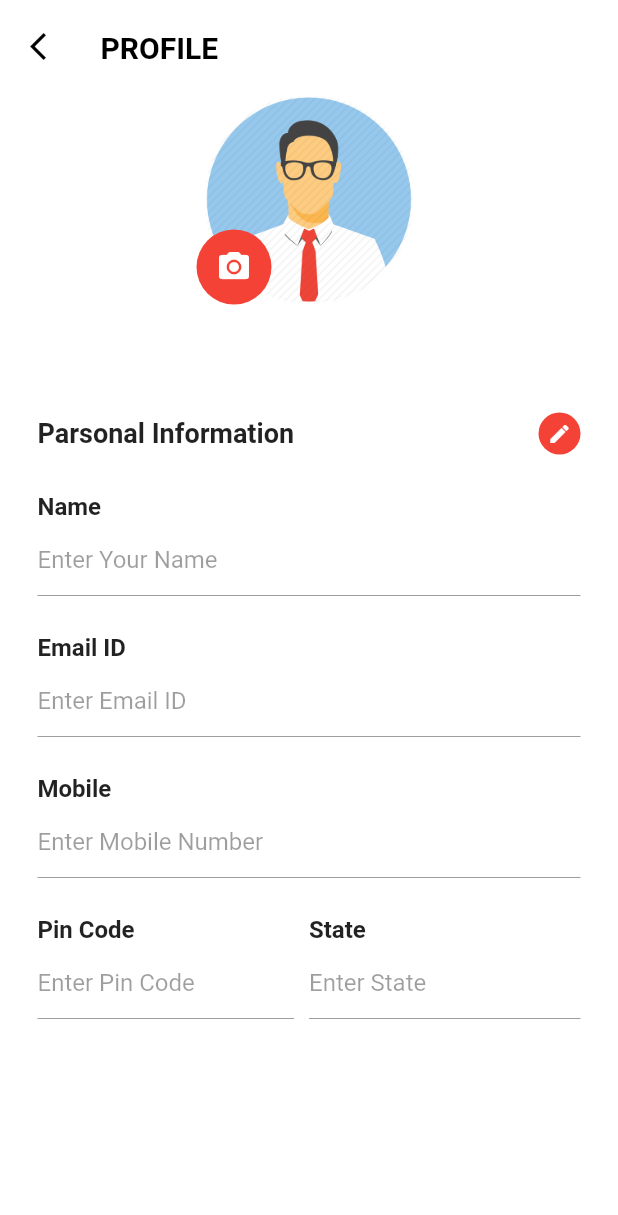
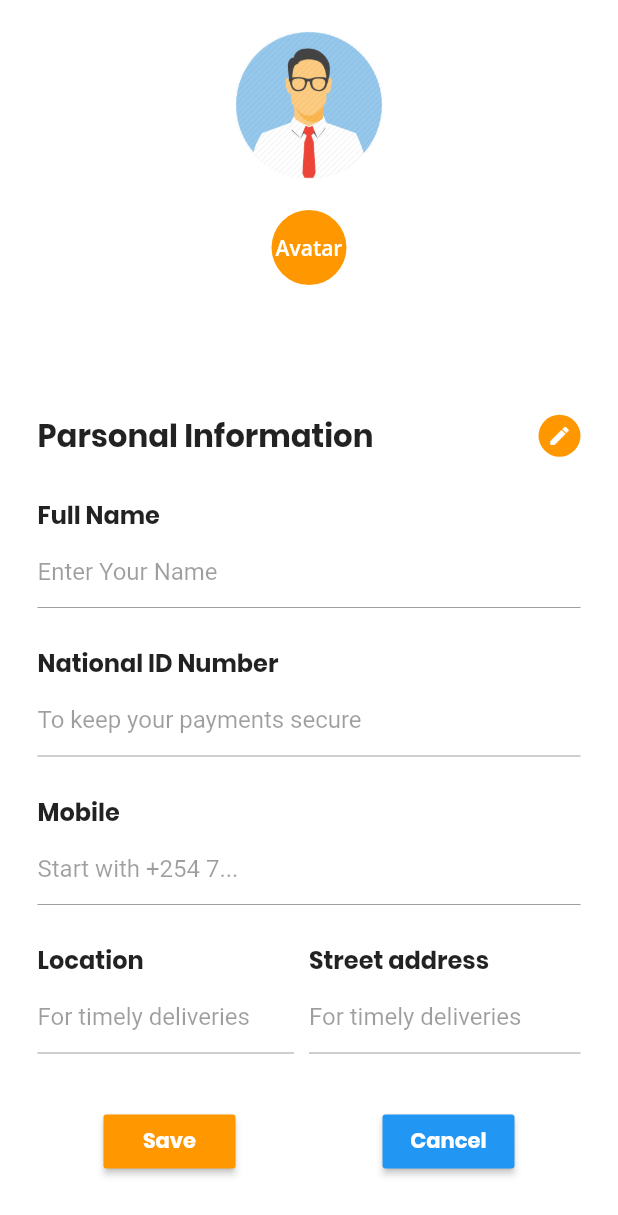
Before and after one commit to Abdi-Adan/LiteCart, a Flutter app: the ProfilePage screen opened directly, on a phone screen of 412 x 824 dp. Shown: the top 1215 px of the screen. Run offline on Flutter 3.47's test engine with Material 2 defaults, Android fonts, the phone set to English and light mode, and no system bars; our stand-ins replace google_fonts; Roboto replaces fonts that are missing (sans-serif-light).

Commit message:
debug init=>home

```diff
--- a/lib/init/profile/ProfilePage.dart
+++ b/lib/init/ProfilePage.dart
@@ -1,5 +1,6 @@
 import 'package:flutter/material.dart';
 import 'package:flutter/cupertino.dart';
+import 'package:lite_cart/init/onboarding/constants/constants.dart';
 
 class ProfilePage extends StatefulWidget {
   @override
@@ -20,7 +21,7 @@ class ProfilePageState extends State<ProfilePage>
   @override
   Widget build(BuildContext context) {
     return new Scaffold(
-        body: new Container(
+        body: Container(
       color: Colors.white,
       child: new ListView(
         children: <Widget>[
@@ -32,27 +33,6 @@ class ProfilePageState extends State<ProfilePage>
                 child: new Column(
                   children: <Widget>[
                     Padding(
-                        padding: EdgeInsets.only(left: 20.0, top: 20.0),
-                        child: new Row(
-                          crossAxisAlignment: CrossAxisAlignment.start,
-                          children: <Widget>[
-                            new Icon(
-                              Icons.arrow_back_ios,
-                              color: Colors.black,
-                              size: 22.0,
-                            ),
-                            Padding(
-                              padding: EdgeInsets.only(left: 25.0),
-                              child: new Text('PROFILE',
-                                  style: TextStyle(
-                                      fontWeight: FontWeight.bold,
-                                      fontSize: 20.0,
-                                      fontFamily: 'sans-serif-light',
-                                      color: Colors.black)),
-                            )
-                          ],
-                        )),
-                    Padding(
                       padding: EdgeInsets.only(top: 20.0),
                       child: new Stack(fit: StackFit.loose, children: <Widget>[
                         new Row(
@@ -60,8 +40,8 @@ class ProfilePageState extends State<ProfilePage>
                           mainAxisAlignment: MainAxisAlignment.center,
                           children: <Widget>[
                             new Container(
-                                width: 140.0,
-                                height: 140.0,
+                                width: 100.0,
+                                height: 100.0,
                                 decoration: new BoxDecoration(
                                   shape: BoxShape.circle,
                                   image: new DecorationImage(
@@ -73,16 +53,21 @@ class ProfilePageState extends State<ProfilePage>
                           ],
                         ),
                         Padding(
-                            padding: EdgeInsets.only(top: 90.0, right: 100.0),
+                            padding: EdgeInsets.only(top: 120.0),
                             child: new Row(
                               mainAxisAlignment: MainAxisAlignment.center,
                               children: <Widget>[
                                 new CircleAvatar(
-                                  backgroundColor: Colors.red,
+                                  backgroundColor: Colors.orange,
                                   radius: 25.0,
-                                  child: new Icon(
-                                    Icons.camera_alt,
+                                  child: Text(
+                                    'Avatar',
+                                    style: TextStyle(
                                       color: Colors.white,
+                                      fontFamily: Constants.OPEN_SANS,
+                                      fontWeight: FontWeight.w600,
+                                      fontSize: 14.0,
+                                    ),
                                   ),
                                 )
                               ],
@@ -114,8 +99,10 @@ class ProfilePageState extends State<ProfilePage>
                                   new Text(
                                     'Parsonal Information',
                                     style: TextStyle(
-                                        fontSize: 18.0,
-                                        fontWeight: FontWeight.bold),
+                                      fontFamily: Constants.POPPINS,
+                                      fontWeight: FontWeight.w700,
+                                      fontSize: 20.5,
+                                    ),
                                   ),
                                 ],
                               ),
@@ -139,10 +126,12 @@ class ProfilePageState extends State<ProfilePage>
                                 mainAxisSize: MainAxisSize.min,
                                 children: <Widget>[
                                   new Text(
-                                    'Name',
+                                    'Full Name',
                                     style: TextStyle(
                                       fontSize: 16.0,
-                                        fontWeight: FontWeight.bold),
+                                      fontFamily: Constants.POPPINS,
+                                      fontWeight: FontWeight.w700,
+                                    ),
                                   ),
                                 ],
                               ),
@@ -161,7 +150,6 @@ class ProfilePageState extends State<ProfilePage>
                                   ),
                                   enabled: !_status,
                                   autofocus: !_status,
-
                                 ),
                               ),
                             ],
@@ -177,10 +165,12 @@ class ProfilePageState extends State<ProfilePage>
                                 mainAxisSize: MainAxisSize.min,
                                 children: <Widget>[
                                   new Text(
-                                    'Email ID',
+                                    'National ID Number',
                                     style: TextStyle(
                                       fontSize: 16.0,
-                                        fontWeight: FontWeight.bold),
+                                      fontFamily: Constants.POPPINS,
+                                      fontWeight: FontWeight.w700,
+                                    ),
                                   ),
                                 ],
                               ),
@@ -195,7 +185,7 @@ class ProfilePageState extends State<ProfilePage>
                               new Flexible(
                                 child: new TextField(
                                   decoration: const InputDecoration(
-                                      hintText: "Enter Email ID"),
+                                      hintText: "To keep your payments secure"),
                                   enabled: !_status,
                                 ),
                               ),
@@ -215,7 +205,9 @@ class ProfilePageState extends State<ProfilePage>
                                     'Mobile',
                                     style: TextStyle(
                                       fontSize: 16.0,
-                                        fontWeight: FontWeight.bold),
+                                      fontFamily: Constants.POPPINS,
+                                      fontWeight: FontWeight.w700,
+                                    ),
                                   ),
                                 ],
                               ),
@@ -230,7 +222,7 @@ class ProfilePageState extends State<ProfilePage>
                               new Flexible(
                                 child: new TextField(
                                   decoration: const InputDecoration(
-                                      hintText: "Enter Mobile Number"),
+                                      hintText: "Start with +254 7..."),
                                   enabled: !_status,
                                 ),
                               ),
@@ -246,10 +238,12 @@ class ProfilePageState extends State<ProfilePage>
                               Expanded(
                                 child: Container(
                                   child: new Text(
-                                    'Pin Code',
+                                    'Location',
                                     style: TextStyle(
                                       fontSize: 16.0,
-                                        fontWeight: FontWeight.bold),
+                                      fontFamily: Constants.POPPINS,
+                                      fontWeight: FontWeight.w700,
+                                    ),
                                   ),
                                 ),
                                 flex: 2,
@@ -257,10 +251,12 @@ class ProfilePageState extends State<ProfilePage>
                               Expanded(
                                 child: Container(
                                   child: new Text(
-                                    'State',
+                                    'Street address',
                                     style: TextStyle(
                                       fontSize: 16.0,
-                                        fontWeight: FontWeight.bold),
+                                      fontFamily: Constants.POPPINS,
+                                      fontWeight: FontWeight.w700,
+                                    ),
                                   ),
                                 ),
                                 flex: 2,
@@ -279,7 +275,7 @@ class ProfilePageState extends State<ProfilePage>
                                   padding: EdgeInsets.only(right: 10.0),
                                   child: new TextField(
                                     decoration: const InputDecoration(
-                                        hintText: "Enter Pin Code"),
+                                        hintText: "For timely deliveries"),
                                     enabled: !_status,
                                   ),
                                 ),
@@ -288,7 +284,7 @@ class ProfilePageState extends State<ProfilePage>
                               Flexible(
                                 child: new TextField(
                                   decoration: const InputDecoration(
-                                      hintText: "Enter State"),
+                                      hintText: "For timely deliveries"),
                                   enabled: !_status,
                                 ),
                                 flex: 2,
@@ -299,7 +295,45 @@ class ProfilePageState extends State<ProfilePage>
                     ],
                   ),
                 ),
-              )
+              ),
+              // add save and cancel buttons
+              Padding(
+                padding: EdgeInsets.symmetric(horizontal: 20, vertical: 10),
+                child: Row(
+                  mainAxisSize: MainAxisSize.max,
+                  mainAxisAlignment: MainAxisAlignment.spaceAround,
+                  children: <Widget>[
+                    RaisedButton(
+                      onPressed: () {
+                        Navigator.pushReplacementNamed(context, "/mainpage");
+                      },
+                      color: Colors.orange,
+                      child: Text(
+                        'Save',
+                        style: TextStyle(
+                          color: Colors.white,
+                          fontSize: 14.0,
+                          fontFamily: Constants.POPPINS,
+                          fontWeight: FontWeight.w700,
+                        ),
+                      ),
+                    ),
+                    RaisedButton(
+                      onPressed: () {},
+                      color: Colors.blue,
+                      child: Text(
+                        'Cancel',
+                        style: TextStyle(
+                          color: Colors.white,
+                          fontSize: 14.0,
+                          fontFamily: Constants.POPPINS,
+                          fontWeight: FontWeight.w700,
+                        ),
+                      ),
+                    ),
+                  ],
+                ),
+              ),
             ],
           ),
         ],
@@ -369,7 +403,7 @@ class ProfilePageState extends State<ProfilePage>
   Widget _getEditIcon() {
     return new GestureDetector(
       child: new CircleAvatar(
-        backgroundColor: Colors.red,
+        backgroundColor: Colors.orange,
         radius: 14.0,
         child: new Icon(
           Icons.edit,
--- a/lib/init/profile/SplashScreen.dart
+++ b/lib/init/SplashScreen.dart
@@ -1,7 +1,6 @@
 import 'dart:async';
 import 'package:flutter/cupertino.dart';
 import 'package:flutter/material.dart';
-import 'package:lite_cart/init/profile/ProfilePage.dart';
 
 class SplashScreen extends StatefulWidget {
   @override
@@ -21,11 +20,7 @@ class SplashScreenState extends State<SplashScreen>
   }
 
   void navigationPage() {
-    Navigator.pushReplacement(
-                        context,
-                        MaterialPageRoute(
-                            builder: (BuildContext context) =>
-                                ProfilePage()));
+    Navigator.pushReplacementNamed(context, '/onboarding');
   }
 
   @override
--- a/lib/init/onboarding/constants/constants.dart
+++ b/lib/init/onboarding/constants/constants.dart
@@ -3,9 +3,11 @@ class Constants{
   static const String OPEN_SANS = "OpenSans";
   static const String SKIP = "Skip";
   static const String NEXT = "Next";
-  static const String SLIDER_HEADING_1 = "Easy Payment plans and trasactions!";
+  static const String SLIDER_HEADING_1 = "Easy Payment plans!";
   static const String SLIDER_HEADING_2 = "Live delivery tracking!";
-  static const String SLIDER_HEADING_3 = "Buy from local Kiosks!";
-  static const String SLIDER_DESC = "Lorem ipsum dolor sit amet, consectetur adipiscing elit. Nulla ultricies, erat vitae porta consequat.";
+  static const String SLIDER_HEADING_3 = "Buy from local Shops!";
+  static const String SLIDER_DESC_PAY = "We have flexible payment plans and transactions including Pay on delivery and Lipa Pole Pole for your conveniance";
+  static const String SLIDER_DESC_DEL = "Use Live delivery status tracking with our intergrated maps API, and free deliveries to your doorstep";
+  static const String SLIDER_DESC_SHOP = "Buy retail and wholesale products from Shops, Suppliers and Supermarkets around you with a click of a button";
 
 }
--- a/lib/init/onboarding/model/slider.dart
+++ b/lib/init/onboarding/model/slider.dart
@@ -16,13 +16,13 @@ final sliderArrayList = [
     Slider(
         sliderImageUrl: 'assets/images/slider_1.png',
         sliderHeading: Constants.SLIDER_HEADING_1,
-        sliderSubHeading: Constants.SLIDER_DESC),
+        sliderSubHeading: Constants.SLIDER_DESC_PAY),
     Slider(
         sliderImageUrl: 'assets/images/slider_2.png',
         sliderHeading: Constants.SLIDER_HEADING_2,
-        sliderSubHeading: Constants.SLIDER_DESC),
+        sliderSubHeading: Constants.SLIDER_DESC_DEL),
     Slider(
         sliderImageUrl: 'assets/images/slider_3.png',
         sliderHeading: Constants.SLIDER_HEADING_3,
-        sliderSubHeading: Constants.SLIDER_DESC),
+        sliderSubHeading: Constants.SLIDER_DESC_SHOP),
   ];
--- a/lib/init/onboarding/screens/landing_page.dart
+++ b/lib/init/onboarding/screens/landing_page.dart
@@ -3,12 +3,12 @@ import 'package:flutter/material.dart';
 import 'package:lite_cart/init/onboarding/ui_view/slider_layout_view.dart';
 
 
-class LandingPage extends StatefulWidget {
+class Onboarding extends StatefulWidget {
   @override
-  State<StatefulWidget> createState() => _LandingPageState();
+  State<StatefulWidget> createState() => _OnboardingState();
 }
 
-class _LandingPageState extends State<LandingPage> {
+class _OnboardingState extends State<Onboarding> {
   @override
   Widget build(BuildContext context) {
     return Scaffold(
--- a/lib/init/onboarding/ui_view/slider_layout_view.dart
+++ b/lib/init/onboarding/ui_view/slider_layout_view.dart
@@ -6,7 +6,6 @@ import 'package:lite_cart/init/onboarding/constants/constants.dart';
 import 'package:lite_cart/init/onboarding/model/slider.dart';
 import 'package:lite_cart/init/onboarding/widgets/slide_dots.dart';
 import 'package:lite_cart/init/onboarding/widgets/slide_items/slide_item.dart';
-import 'package:lite_cart/init/profile/screens/SplashScreen.dart';
 
 class SliderLayoutView extends StatefulWidget {
   @override
@@ -60,7 +59,9 @@ class _SliderLayoutViewState extends State<SliderLayoutView> {
                 Stack(
                   alignment: AlignmentDirectional.topStart,
                   children: <Widget>[
-                    Align(
+                    GestureDetector(
+                      // TODO: impliment next slider
+                      child: Align(
                         alignment: Alignment.bottomRight,
                         child: Padding(
                           padding: EdgeInsets.only(right: 15.0, bottom: 15.0),
@@ -74,13 +75,10 @@ class _SliderLayoutViewState extends State<SliderLayoutView> {
                           ),
                         ),
                       ),
+                    ),
                     GestureDetector(
                       onTap: () {
-                        Navigator.pushReplacement(
-                        context,
-                        MaterialPageRoute(
-                            builder: (BuildContext context) =>
-                                SplashScreen()));
+                        Navigator.pushReplacementNamed(context, '/profile');
                       },
                       child: Align(
                         alignment: Alignment.bottomLeft,
--- a/lib/main.dart
+++ b/lib/main.dart
@@ -1,7 +1,9 @@
-import 'dart:io';
 import 'package:flutter/material.dart';
-import 'package:flutter/services.dart';
-import 'package:lite_cart/init/profile/screens/SplashScreen.dart';
+import 'package:lite_cart/home/pages/mainPage.dart';
+import 'package:lite_cart/init/onboarding/screens/landing_page.dart';
+
+import 'init/ProfilePage.dart';
+import 'init/SplashScreen.dart';
 
 
 void main() => runApp(MyApp());
@@ -14,7 +16,10 @@ class MyApp extends StatelessWidget {
       debugShowCheckedModeBanner: false,
       home: SplashScreen(),
       routes: <String, WidgetBuilder>{
-        '/splash': (BuildContext context) => new SplashScreen(),
+        '/splash': (BuildContext context) => SplashScreen(),
+        '/profile': (BuildContext context) => ProfilePage(),
+        '/onboarding': (BuildContext context) => Onboarding(),
+        '/mainpage': (BuildContext context) => MainPage(),
       },
     );
   }
```
Lines whose indentation alone changed are shown as unchanged.
